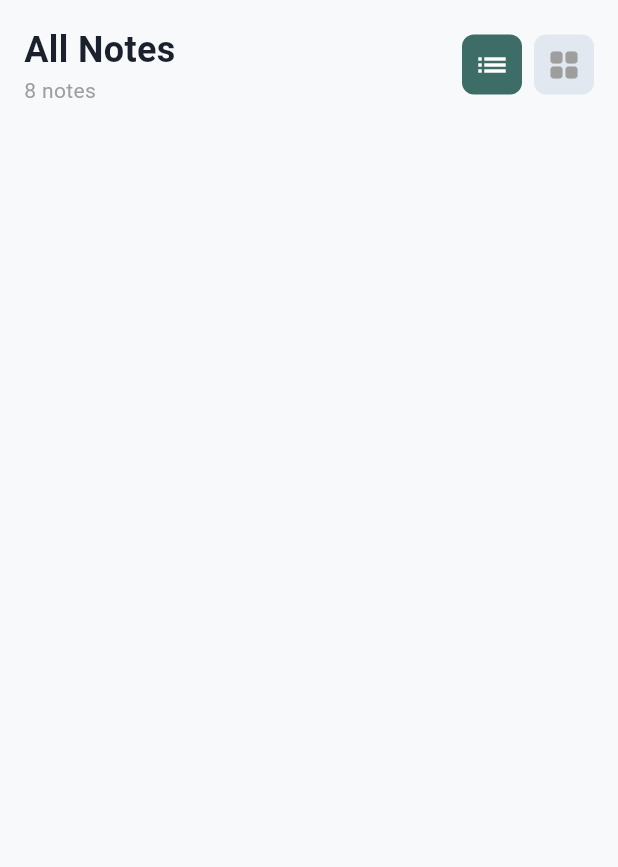
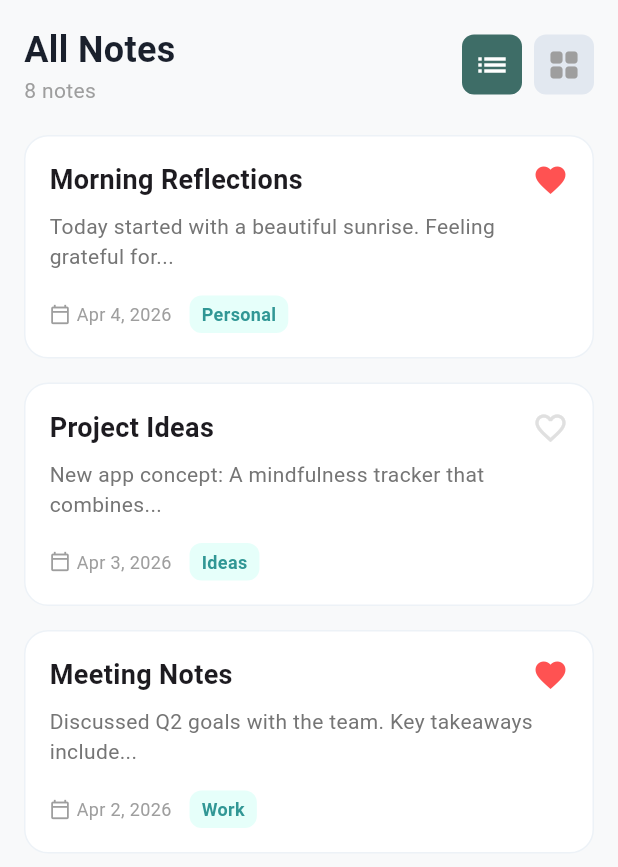
Before and after one commit to abdaladarwesh/NotesApp, a Flutter app: the NotesPage screen opened directly, on a phone screen of 412 x 824 dp. Shown: the top 867 px of the screen. Run offline on Flutter 3.47's test engine with Material 3 defaults, Android fonts, the phone set to English and light mode, and no system bars.

Commit message:
Fix Merge conflicts

```diff
--- a/lib/pages/notes_page.dart
+++ b/lib/pages/notes_page.dart
@@ -106,5 +106,57 @@ class NoteCard extends StatelessWidget {
 
   @override
   Widget build(BuildContext context) {
+    return Container(
+      margin: const EdgeInsets.only(bottom: 16),
+      padding: const EdgeInsets.all(16),
+      decoration: BoxDecoration(
+        color: Colors.white,
+        borderRadius: BorderRadius.circular(16),
+        border: Border.all(color: Color(0xFFEDF2F7)),
+      ),
+      child: Column(
+        crossAxisAlignment: CrossAxisAlignment.start,
+        children: [
+          Row(
+            mainAxisAlignment: MainAxisAlignment.spaceBetween,
+            children: [
+              Text(
+                title,
+                style: const TextStyle(fontSize: 18, fontWeight: FontWeight.bold),
+              ),
+              Icon(
+                isFavorite ? Icons.favorite : Icons.favorite_border,
+                color: isFavorite ? Colors.redAccent : Colors.grey[300],
+              ),
+            ],
+          ),
+          const SizedBox(height: 8),
+          Text(
+            preview,
+            style: TextStyle(color: Colors.grey[600], height: 1.4),
+          ),
+          const SizedBox(height: 16),
+          Row(
+            children: [
+              Icon(Icons.calendar_today_outlined, size: 14, color: Colors.grey[500]),
+              const SizedBox(width: 4),
+              Text(date, style: TextStyle(color: Colors.grey[500], fontSize: 12)),
+              const SizedBox(width: 12),
+              Container(
+                padding: const EdgeInsets.symmetric(horizontal: 8, vertical: 4),
+                decoration: BoxDecoration(
+                  color: const Color(0xFFE6FFFA),
+                  borderRadius: BorderRadius.circular(8),
+                ),
+                child: Text(
+                  tag,
+                  style: const TextStyle(color: Color(0xFF319795), fontSize: 12, fontWeight: FontWeight.w600),
+                ),
+              ),
+            ],
+          ),
+        ],
+      ),
+    );
   }
 }
```
